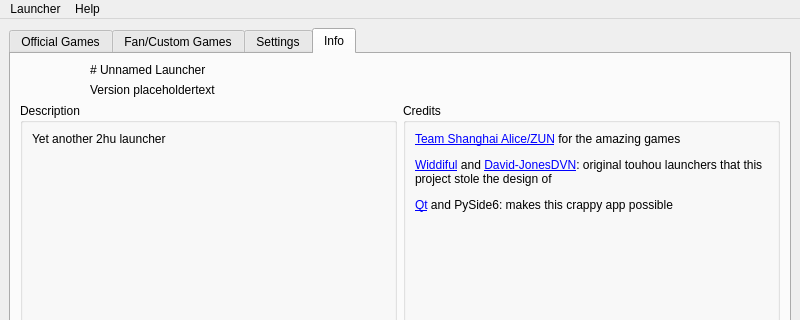
Qt form unnamed/ui/MainMenu.ui (kcomain/unnamed-launcher) before a commit; both pictures show x 0 to 800 and y 0 to 320 of the 800 by 600 pixel window.
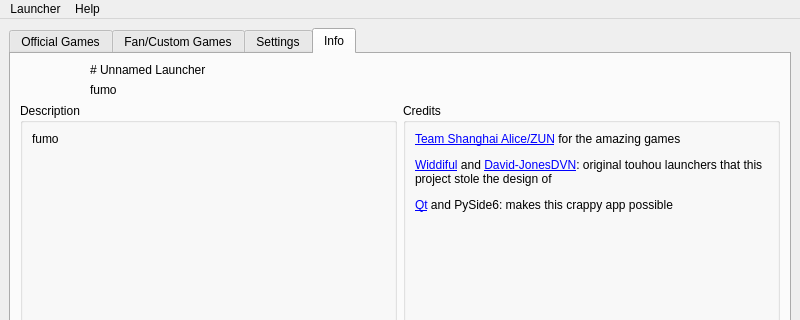
The same form after that commit. The open tabs and pages were chosen to show the change. Icons and pictures are not drawn.

Diff of the .ui file:
```diff
--- a/unnamed/ui/MainMenu.ui
+++ b/unnamed/ui/MainMenu.ui
@@ -958,7 +958,7 @@
                </sizepolicy>
               </property>
               <property name="text">
-               <string>Version placeholdertext</string>
+               <string>fumo</string>
               </property>
              </widget>
             </item>
@@ -977,7 +977,7 @@
              <item>
               <widget class="QLabel" name="label_8">
                <property name="text">
-                <string>Yet another 2hu launcher</string>
+                <string>fumo</string>
                </property>
               </widget>
              </item>
```
